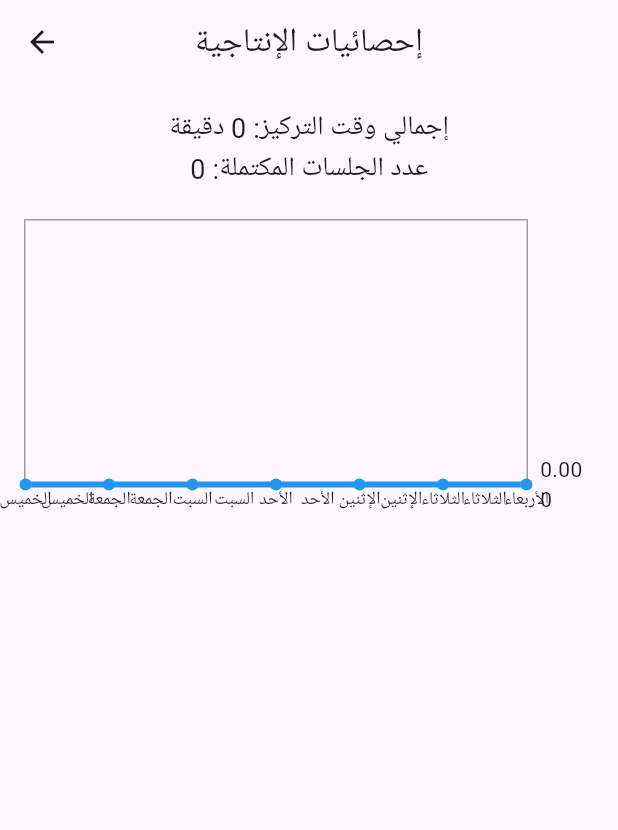
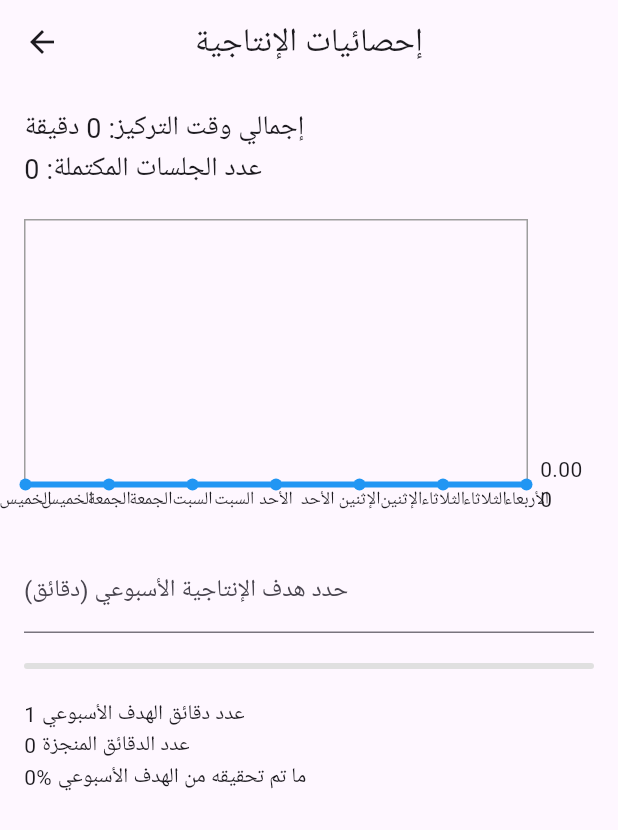
Before and after one commit to AhmadMahdaly/Focus_tracker, a Flutter app: the StatsScreen screen opened directly, on a phone screen of 412 x 824 dp. Shown: the top 830 px of the screen. Run offline on Flutter 3.47's test engine with Material 3 defaults, Android fonts, the phone set to English and light mode, and no system bars; drawn by our look-alikes of fl_chart; our stand-ins replace flutter_local_notifications, hive, hive_flutter, percent_indicator, permission_handler; accounts and stored records are empty.

Commit message:
Add goal tracking functionality to StatsScreen and initialize goalBox

```diff
--- a/lib/main.dart
+++ b/lib/main.dart
@@ -23,6 +23,7 @@ void main() async {
   /// فتح الـ Box لتخزين المهام
   await Hive.openBox<Task>('tasksBox');
   await Hive.openBox<Session>('sessionsBox');
+  await Hive.openBox('goalBox');
 
   ///
   const AndroidInitializationSettings androidSettings =
--- a/lib/screens/stats_screen.dart
+++ b/lib/screens/stats_screen.dart
@@ -11,6 +11,7 @@ class StatsScreen extends StatefulWidget {
 }
 
 class _StatsScreenState extends State<StatsScreen> {
+  final TextEditingController _goalController = TextEditingController();
   @override
   void initState() {
     super.initState();
@@ -61,6 +62,17 @@ class _StatsScreenState extends State<StatsScreen> {
     ];
   }
 
+  void _saveGoal(int goal) async {
+    final Box goalBox = Hive.box('goalBox');
+    goalBox.put('weeklyGoal', goal);
+  }
+
+  int _getGoal() {
+    final Box goalBox = Hive.box('goalBox');
+    return goalBox.get('weeklyGoal', defaultValue: 300); // الافتراضي 300 دقيقة
+  }
+
+  late int goal = 1;
   @override
   Widget build(BuildContext context) {
     final Box sessionBox = Hive.box<Session>('sessionsBox');
@@ -70,7 +82,8 @@ class _StatsScreenState extends State<StatsScreen> {
       (sum, session) => sum + (session as Session).duration,
     );
     int sessionCount = sessionBox.length;
-
+    int weeklyGoal = _getGoal();
+    double progress = totalFocusTime / weeklyGoal;
     return Scaffold(
       appBar: AppBar(
         title: const Text('إحصائيات الإنتاجية'),
@@ -78,18 +91,27 @@ class _StatsScreenState extends State<StatsScreen> {
       ),
       body: Padding(
         padding: const EdgeInsets.all(16.0),
-        child: Column(
+        child: ListView(
+          children: [
+            Row(
               children: [
                 Text(
                   'إجمالي وقت التركيز: $totalFocusTime دقيقة',
                   style: const TextStyle(fontSize: 18),
                 ),
+              ],
+            ),
+            Row(
+              children: [
                 Text(
                   'عدد الجلسات المكتملة: $sessionCount',
                   style: const TextStyle(fontSize: 18),
                 ),
+              ],
+            ),
             const SizedBox(height: 20),
-            SizedBox(
+            Center(
+              child: SizedBox(
                 height: 200,
                 child: LineChart(
                   LineChartData(
@@ -133,6 +155,37 @@ class _StatsScreenState extends State<StatsScreen> {
                   ),
                 ),
               ),
+            ),
+            const SizedBox(height: 20),
+
+            TextField(
+              controller: _goalController,
+              keyboardType: TextInputType.number,
+              decoration: const InputDecoration(
+                labelText: "حدد هدف الإنتاجية الأسبوعي (دقائق)",
+              ),
+              onSubmitted: (value) {
+                goal =
+                    int.tryParse(value) ?? 1; // إذا لم يدخل المستخدم قيمة صحيحة
+                _saveGoal(goal);
+                setState(() {});
+              },
+            ),
+            const SizedBox(height: 20),
+
+            LinearProgressIndicator(
+              borderRadius: BorderRadius.circular(8),
+              value: progress > 1 ? 1 : progress, // لا يتجاوز 100%
+              backgroundColor: Colors.grey[300],
+              valueColor: const AlwaysStoppedAnimation<Color>(Colors.blue),
+            ),
+            const SizedBox(height: 20),
+            Text('$goal عدد دقائق الهدف الأسبوعي'),
+            Text('$totalFocusTime عدد الدقائق المنجزة'),
+
+            Text(
+              "${(progress * 100).toStringAsFixed(0)}% ما تم تحقيقه من الهدف الأسبوعي",
+            ),
           ],
         ),
       ),
```
Lines whose indentation alone changed are shown as unchanged.
